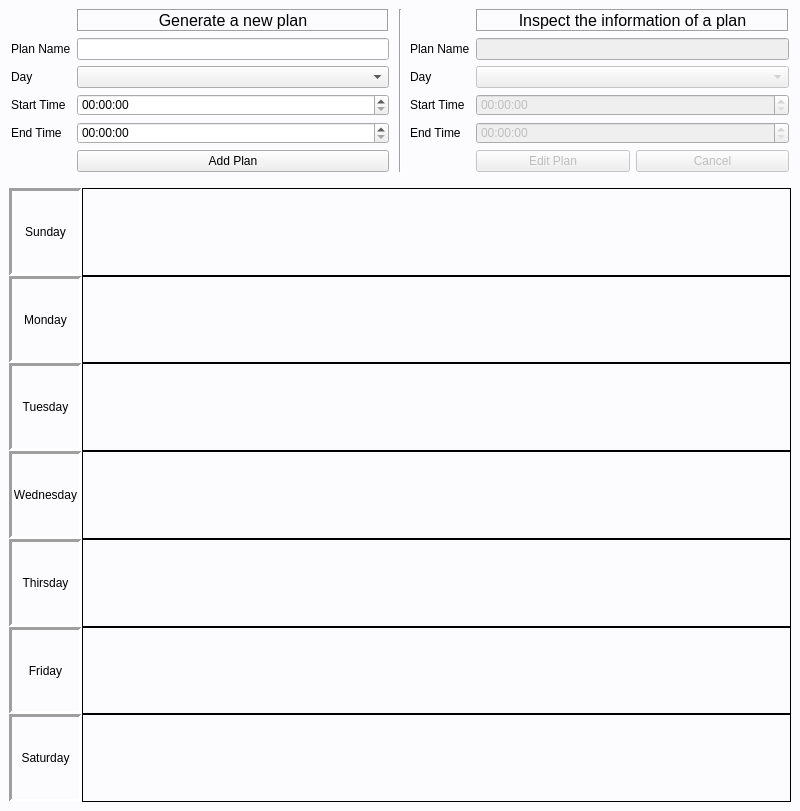
Qt form mainwindow.ui (qwertyhoge/timetable_qt) before a commit.
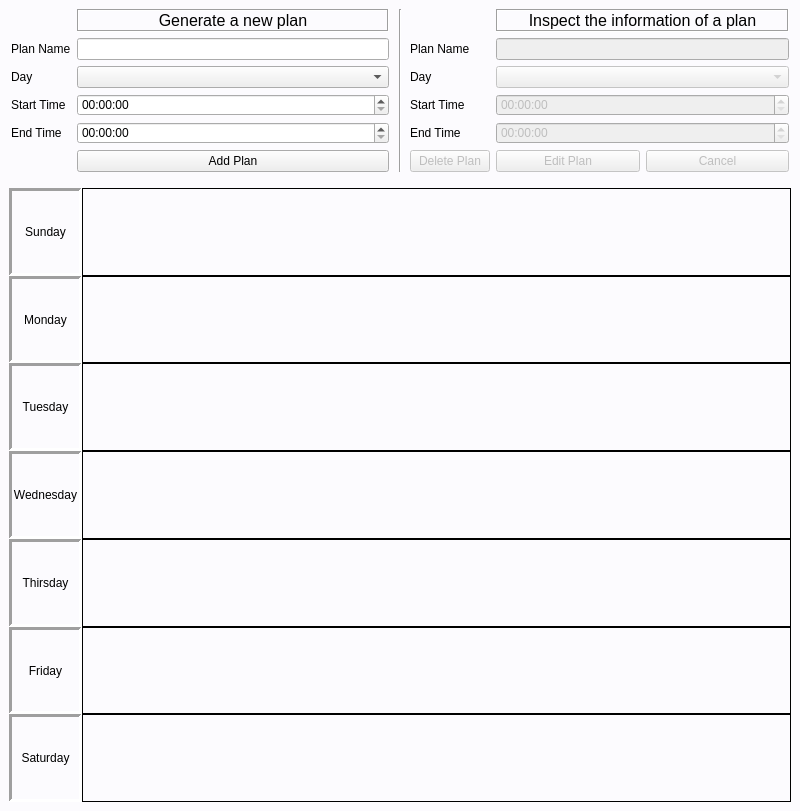
The same form after that commit.

Commit message: moved delete function(button) from each plan to the inspection form

Diff of the .ui file:
```diff
--- a/mainwindow.ui
+++ b/mainwindow.ui
@@ -325,6 +325,22 @@
           </property>
          </widget>
         </item>
+        <item row="7" column="0">
+         <widget class="QPushButton" name="deleteButton">
+          <property name="enabled">
+           <bool>false</bool>
+          </property>
+          <property name="text">
+           <string>Delete Plan</string>
+          </property>
+          <property name="iconSize">
+           <size>
+            <width>15</width>
+            <height>16</height>
+           </size>
+          </property>
+         </widget>
+        </item>
        </layout>
       </item>
      </layout>
```
The commit also changes 4 other files.
